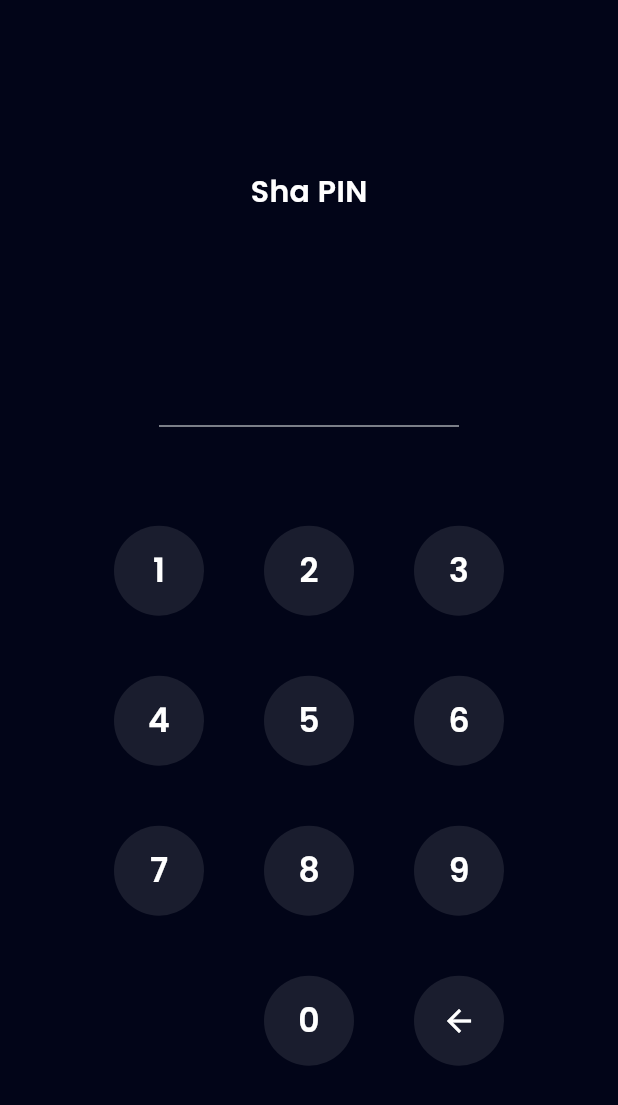
After one commit to OnlyHans1/sha-ewallet, a Flutter app: the PinPage screen opened by its route, on a phone screen of 412 x 824 dp. The commit adds this screen. Shown: the top 1105 px of the screen. Run offline on Flutter 3.47's test engine with Material 3 defaults, Android fonts, the phone set to English and light mode, and no system bars; our stand-ins replace carousel_slider, google_fonts.

Commit message:
refactor: background color

```diff
--- a/lib/main.dart
+++ b/lib/main.dart
@@ -1,5 +1,7 @@
+import 'package:bank_sha/shared/theme.dart';
 import 'package:bank_sha/ui/pages/home_page.dart';
 import 'package:bank_sha/ui/pages/onboarding_page.dart';
+import 'package:bank_sha/ui/pages/pin_pages.dart';
 import 'package:bank_sha/ui/pages/profile_page.dart';
 import 'package:bank_sha/ui/pages/sign_in_page.dart';
 import 'package:bank_sha/ui/pages/sign_up_page.dart';
@@ -18,6 +20,21 @@ class MyApp extends StatelessWidget {
   Widget build(BuildContext context) {
     return MaterialApp(
       debugShowCheckedModeBanner: false,
+      theme: ThemeData(
+        scaffoldBackgroundColor: lightBackgroundColor,
+        appBarTheme: AppBarTheme(
+          backgroundColor: lightBackgroundColor,
+          elevation: 0,
+          centerTitle: true,
+          iconTheme: IconThemeData(
+            color: blackColor,
+          ),
+          titleTextStyle: blackTextStyle.copyWith(
+            fontSize: 20,
+            fontWeight: semiBold,
+          ),
+        ),
+      ),
       routes: {
         '/': (context) => const SplashPage(),
         '/sign-in': (context) => const SignInPage(),
@@ -28,6 +45,7 @@ class MyApp extends StatelessWidget {
         '/onboarding': (context) => const OnboardingPage(),
         '/home' : (context) => const HomePage(),
         '/profile' : (context) => const ProfilePage(),
+        '/pin' : (context) => const PinPage(),
       },
     );
   }
--- a/lib/ui/pages/home_page.dart
+++ b/lib/ui/pages/home_page.dart
@@ -11,7 +11,6 @@ class HomePage extends StatelessWidget {
   @override
   Widget build(BuildContext context) {
     return Scaffold(
-      backgroundColor: lightBackgroundColor,
       bottomNavigationBar: BottomAppBar(
         color: whiteColor,
         shape: const CircularNotchedRectangle(),
--- a/lib/ui/pages/onboarding_page.dart
+++ b/lib/ui/pages/onboarding_page.dart
@@ -32,7 +32,6 @@ class _OnboardingPageState extends State<OnboardingPage> {
   @override
   Widget build(BuildContext context) {
     return Scaffold(
-      backgroundColor: lightBackgroundColor,
       body: Center(
         child: Column(
           mainAxisAlignment: MainAxisAlignment.center,
--- /dev/null
+++ b/lib/ui/pages/pin_pages.dart
@@ -0,0 +1,120 @@
+import 'package:bank_sha/shared/theme.dart';
+import 'package:bank_sha/ui/widgets/buttons.dart';
+import 'package:flutter/material.dart';
+
+class PinPage extends StatelessWidget {
+  const PinPage({super.key});
+
+  @override
+  Widget build(BuildContext context) {
+    return Scaffold(
+      backgroundColor: darkBackgroundColor,
+      body: Center(
+        child: Padding(
+          padding: const EdgeInsets.symmetric(horizontal: 58),
+          child: Column(
+            mainAxisAlignment: MainAxisAlignment.center,
+            children: [
+              Text(
+                "Sha PIN",
+                style:
+                    whiteTextStyle.copyWith(fontSize: 20, fontWeight: semiBold),
+              ),
+              const SizedBox(
+                height: 72,
+              ),
+              SizedBox(
+                width: 200,
+                child: TextFormField(
+                  obscureText: true,
+                  cursorColor: grayColor,
+                  obscuringCharacter: '*',
+                  style: whiteTextStyle.copyWith(
+                      fontSize: 36, fontWeight: medium, letterSpacing: 16),
+                  decoration: InputDecoration(
+                    enabledBorder: UnderlineInputBorder(
+                      borderSide: BorderSide(color: grayColor),
+                    ),
+                    focusedBorder: UnderlineInputBorder(
+                      borderSide: BorderSide(color: grayColor),
+                    ),
+                  ),
+                ),
+              ),
+              const SizedBox(
+                height: 66,
+              ),
+              Wrap(
+                spacing: 40,
+                runSpacing: 40,
+                children: [
+                  CustomInputButton(
+                    title: '1',
+                    onTap: () {},
+                  ),
+                  CustomInputButton(
+                    title: '2',
+                    onTap: () {},
+                  ),
+                  CustomInputButton(
+                    title: '3',
+                    onTap: () {},
+                  ),
+                  CustomInputButton(
+                    title: '4',
+                    onTap: () {},
+                  ),
+                  CustomInputButton(
+                    title: '5',
+                    onTap: () {},
+                  ),
+                  CustomInputButton(
+                    title: '6',
+                    onTap: () {},
+                  ),
+                  CustomInputButton(
+                    title: '7',
+                    onTap: () {},
+                  ),
+                  CustomInputButton(
+                    title: '8',
+                    onTap: () {},
+                  ),
+                  CustomInputButton(
+                    title: '9',
+                    onTap: () {},
+                  ),
+                  const SizedBox(
+                    width: 60,
+                    height: 60,
+                  ),
+                  CustomInputButton(
+                    title: '0',
+                    onTap: () {},
+                  ),
+                  GestureDetector(
+                    onTap: () {},
+                    child: Container(
+                      height: 60,
+                      width: 60,
+                      decoration: BoxDecoration(
+                        shape: BoxShape.circle,
+                        color: numberBackgroundColor
+                      ),
+                      child: Center(
+                        child: Icon(
+                          Icons.arrow_back,
+                          color: whiteColor,
+                        )
+                      ),
+                    ),
+                  ),
+                ],
+              ),
+            ],
+          ),
+        ),
+      ),
+    );
+  }
+}
--- a/lib/ui/pages/profile_page.dart
+++ b/lib/ui/pages/profile_page.dart
@@ -9,20 +9,9 @@ class ProfilePage extends StatelessWidget {
   @override
   Widget build(BuildContext context) {
     return Scaffold(
-      backgroundColor: lightBackgroundColor,
       appBar: AppBar(
-        backgroundColor: lightBackgroundColor,
-        elevation: 0,
-        centerTitle: true,
-        iconTheme: IconThemeData(
-          color: blackColor,
-        ),
-        title: Text(
+        title: const Text(
           "My Profile",
-          style: blackTextStyle.copyWith(
-            fontSize: 20,
-            fontWeight: semiBold,
-          ),
         ),
       ),
       body: ListView(
@@ -60,8 +49,8 @@ class ProfilePage extends StatelessWidget {
                     child: Container(
                       width: 28,
                       height: 28,
-                      decoration:
-                          BoxDecoration(shape: BoxShape.circle, color: whiteColor),
+                      decoration: BoxDecoration(
+                          shape: BoxShape.circle, color: whiteColor),
                       child: Center(
                         child: Icon(
                           Icons.check_circle,
@@ -85,33 +74,29 @@ class ProfilePage extends StatelessWidget {
                 ProfileMenuItem(
                     iconUrl: 'assets/ic_edit_profile.png',
                     title: 'Edit Profile',
-                  onTap: () {}
-                ),
+                    onTap: () {
+                      Navigator.pushNamed(context, '/pin');
+                    }),
                 ProfileMenuItem(
                     iconUrl: 'assets/ic_pin.png',
                     title: 'My PIN',
-                  onTap: () {}
-                ),
+                    onTap: () {}),
                 ProfileMenuItem(
                     iconUrl: 'assets/ic_wallet.png',
                     title: 'Wallet Settings',
-                  onTap: () {}
-                ),
+                    onTap: () {}),
                 ProfileMenuItem(
                     iconUrl: 'assets/ic_reward.png',
                     title: 'My Rewards',
-                  onTap: () {}
-                ),
+                    onTap: () {}),
                 ProfileMenuItem(
                     iconUrl: 'assets/ic_help.png',
                     title: 'Help Center',
-                  onTap: () {}
-                ),
+                    onTap: () {}),
                 ProfileMenuItem(
                     iconUrl: 'assets/ic_logout.png',
                     title: 'Log Out',
-                  onTap: () {}
-                ),
+                    onTap: () {}),
               ],
             ),
           ),
--- a/lib/ui/pages/sign_in_page.dart
+++ b/lib/ui/pages/sign_in_page.dart
@@ -9,7 +9,6 @@ class SignInPage extends StatelessWidget {
   @override
   Widget build(BuildContext context) {
     return Scaffold(
-      backgroundColor: lightBackgroundColor,
       body: ListView(
         padding: const EdgeInsets.symmetric(
           horizontal: 24,
--- a/lib/ui/pages/sign_up_page.dart
+++ b/lib/ui/pages/sign_up_page.dart
@@ -9,7 +9,6 @@ class SignUpPage extends StatelessWidget {
   @override
   Widget build(BuildContext context) {
     return Scaffold(
-      backgroundColor: lightBackgroundColor,
       body: ListView(
         padding: const EdgeInsets.symmetric(
           horizontal: 24,
--- a/lib/ui/pages/sign_up_set_ktp.dart
+++ b/lib/ui/pages/sign_up_set_ktp.dart
@@ -8,7 +8,6 @@ class SignUpSetKtpPage extends StatelessWidget {
   @override
   Widget build(BuildContext context) {
     return Scaffold(
-      backgroundColor: lightBackgroundColor,
       body: ListView(
         padding: const EdgeInsets.symmetric(
           horizontal: 24,
--- a/lib/ui/pages/sign_up_success_page.dart
+++ b/lib/ui/pages/sign_up_success_page.dart
@@ -8,7 +8,6 @@ class SignUpSuccessPage extends StatelessWidget {
   @override
   Widget build(BuildContext context) {
     return Scaffold(
-      backgroundColor: lightBackgroundColor,
       body: Center(
         child: Column(
           mainAxisAlignment: MainAxisAlignment.center,
--- a/lib/ui/pages/sign_up_upload_profile_page.dart
+++ b/lib/ui/pages/sign_up_upload_profile_page.dart
@@ -9,7 +9,6 @@ class SignUpSetProfilePage extends StatelessWidget {
   @override
   Widget build(BuildContext context) {
     return Scaffold(
-      backgroundColor: lightBackgroundColor,
       body: ListView(
         padding: const EdgeInsets.symmetric(
           horizontal: 24,
--- a/lib/ui/widgets/buttons.dart
+++ b/lib/ui/widgets/buttons.dart
@@ -72,3 +72,38 @@ class CustomTextButton extends StatelessWidget {
     );
   }
 }
+
+class CustomInputButton extends StatelessWidget {
+  final String title;
+  final VoidCallback? onTap;
+
+  const CustomInputButton({
+    super.key,
+    required this.title,
+    this.onTap
+  });
+
+  @override
+  Widget build(BuildContext context) {
+    return GestureDetector(
+      onTap: onTap,
+      child: Container(
+        height: 60,
+        width: 60,
+        decoration: BoxDecoration(
+          shape: BoxShape.circle,
+          color: numberBackgroundColor
+        ),
+        child: Center(
+          child: Text(
+            title,
+            style: whiteTextStyle.copyWith(
+              fontSize: 22,
+              fontWeight: semiBold
+            ),
+          ),
+        ),
+      ),
+    );
+  }
+}
```
Also changed, not shown: 1 other file. Lines whose indentation alone changed are shown as unchanged.
